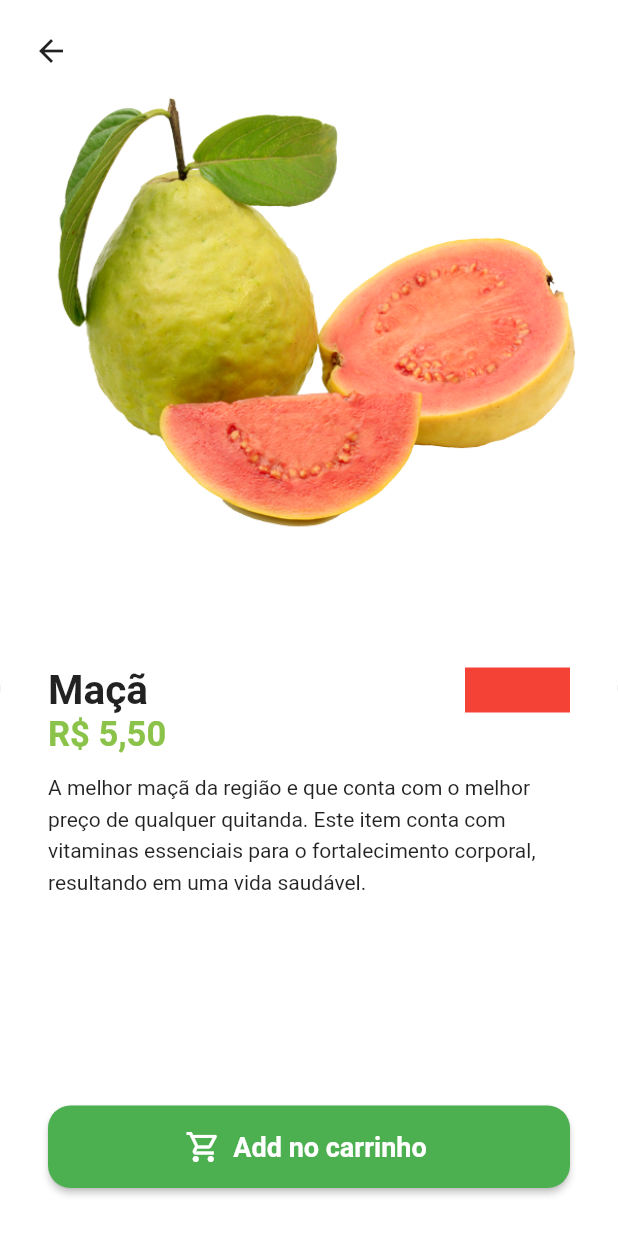
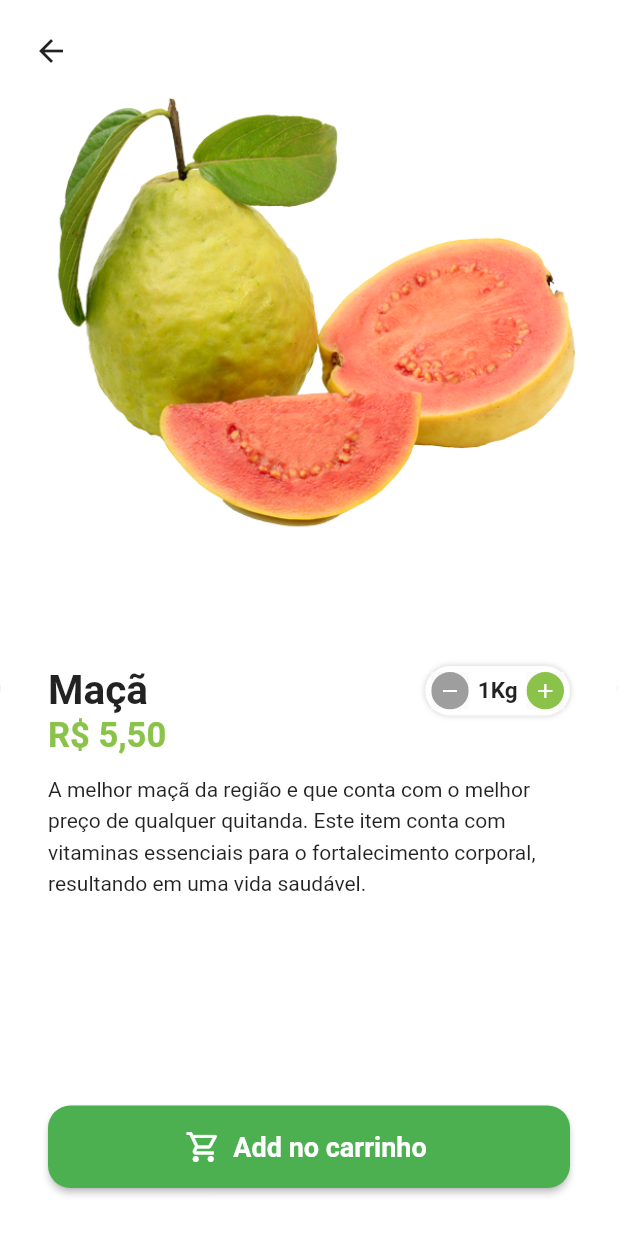
Before and after one commit to alexandrel5/greengrocer, a Flutter app: the screen it shows after launch, after a tap on "Entrar", after a tap on "Maçã", on a phone screen of 412 x 824 dp. Run offline on Flutter 3.47's test engine with Material 2 defaults, Android fonts, the phone set to English and light mode, and no system bars; our stand-ins replace animated_text_kit, badges, mask_text_input_formatter.

Commit message:
Tela quantity produtos

```diff
--- a/lib/src/pages/common_widgets/quantity_widget.dart
+++ b/lib/src/pages/common_widgets/quantity_widget.dart
@@ -1,10 +1,102 @@
 import 'package:flutter/material.dart';
+import 'package:greengrocer/src/config/custom_colors.dart';
 
 class QuantityWidget extends StatelessWidget {
-  const QuantityWidget({super.key});
+  final int value;
+  final String suffixText;
+  final Function(int quantity) result;
+
+  const QuantityWidget({
+    super.key,
+    required this.value,
+    required this.suffixText,
+    required this.result,
+  });
 
   @override
   Widget build(BuildContext context) {
-    return Container();
+    return Container(
+      padding: const EdgeInsets.all(4),
+      decoration: BoxDecoration(
+        color: Colors.white,
+        borderRadius: BorderRadius.circular(50),
+        boxShadow: [
+          BoxShadow(
+            color: Colors.grey.shade300,
+            spreadRadius: 1,
+            blurRadius: 2,
+          )
+        ],
+      ),
+      child: Row(
+        children: [
+          _quantityButton(
+            icon: Icons.remove,
+            color: Colors.grey,
+            onPressed: () {
+              if (value == 1) return;
+              int resultCount = value - 1;
+
+              result(resultCount);
+            },
+          ),
+          Padding(
+            padding: const EdgeInsets.symmetric(horizontal: 6),
+            child: Text(
+              '$value$suffixText',
+              style: const TextStyle(
+                fontSize: 15,
+                fontWeight: FontWeight.bold,
+              ),
+            ),
+          ),
+          _quantityButton(
+            icon: Icons.add,
+            color: CustomColors.customSwatchColor,
+            onPressed: () {
+              int resultCount = value + 1;
+
+              result(resultCount);
+            },
+          ),
+        ],
+      ),
+    );
   }
 }
+
+class _quantityButton extends StatelessWidget {
+  final Color color;
+  final IconData icon;
+  final VoidCallback onPressed;
+
+  const _quantityButton({
+    Key? key,
+    required this.color,
+    required this.icon,
+    required this.onPressed,
+  }) : super(key: key);
+
+  @override
+  Widget build(BuildContext context) {
+    return Material(
+      child: InkWell(
+        borderRadius: BorderRadius.circular(50),
+        onTap: onPressed,
+        child: Ink(
+          height: 25,
+          width: 25,
+          decoration: BoxDecoration(
+            color: color,
+            shape: BoxShape.circle,
+          ),
+          child: Icon(
+            icon,
+            color: Colors.white,
+            size: 16,
+          ),
+        ),
+      ),
+    );
+  }
+}
--- a/lib/src/pages/product/product_screen.dart
+++ b/lib/src/pages/product/product_screen.dart
@@ -3,14 +3,24 @@ import 'package:greengrocer/src/config/custom_colors.dart';
 import 'package:greengrocer/src/models/item_model.dart';
 import 'package:greengrocer/src/services/util_services.dart';
 
-class ProductScreen extends StatelessWidget {
+import '../common_widgets/quantity_widget.dart';
+
+class ProductScreen extends StatefulWidget {
   final ItemModel item;
-  final UtilServices utilServices = UtilServices();
 
   ProductScreen({
     super.key,
     required this.item,
   });
+
+  @override
+  State<ProductScreen> createState() => _ProductScreenState();
+}
+
+class _ProductScreenState extends State<ProductScreen> {
+  final UtilServices utilServices = UtilServices();
+
+  int cartItemQuantity = 1;
 
   @override
   Widget build(BuildContext context) {
@@ -23,8 +33,8 @@ class ProductScreen extends StatelessWidget {
             children: [
               Expanded(
                 child: Hero(
-                  tag: item.imgUrl,
-                  child: Image.asset(item.imgUrl),
+                  tag: widget.item.imgUrl,
+                  child: Image.asset(widget.item.imgUrl),
                 ),
               ),
               Expanded(
@@ -38,7 +48,7 @@ class ProductScreen extends StatelessWidget {
                     boxShadow: [
                       BoxShadow(
                         color: Colors.grey.shade600,
-                        offset: Offset(0, 2),
+                        offset: const Offset(0, 2),
                       ),
                     ],
                   ),
@@ -51,7 +61,7 @@ class ProductScreen extends StatelessWidget {
                           Expanded(
                             child: Text(
                               maxLines: 2,
-                              item.itemName,
+                              widget.item.itemName,
                               overflow: TextOverflow.ellipsis,
                               style: const TextStyle(
                                 fontSize: 27,
@@ -59,16 +69,20 @@ class ProductScreen extends StatelessWidget {
                               ),
                             ),
                           ),
-                          Container(
-                            height: 30,
-                            width: 70,
-                            color: Colors.red,
-                          )
+                          QuantityWidget(
+                            suffixText: widget.item.unit,
+                            value: cartItemQuantity,
+                            result: (quantity) {
+                              setState(() {
+                                cartItemQuantity = quantity;
+                              });
+                            },
+                          ),
                         ],
                       ),
                       //Preço
                       Text(
-                        utilServices.pricetoCurrency(item.prince),
+                        utilServices.pricetoCurrency(widget.item.prince),
                         style: TextStyle(
                           fontSize: 23,
                           fontWeight: FontWeight.bold,
@@ -81,7 +95,7 @@ class ProductScreen extends StatelessWidget {
                           padding: const EdgeInsets.symmetric(vertical: 10),
                           child: SingleChildScrollView(
                             child: Text(
-                              item.description,
+                              widget.item.description,
                               style: const TextStyle(
                                 height: 1.5,
                               ),
```
